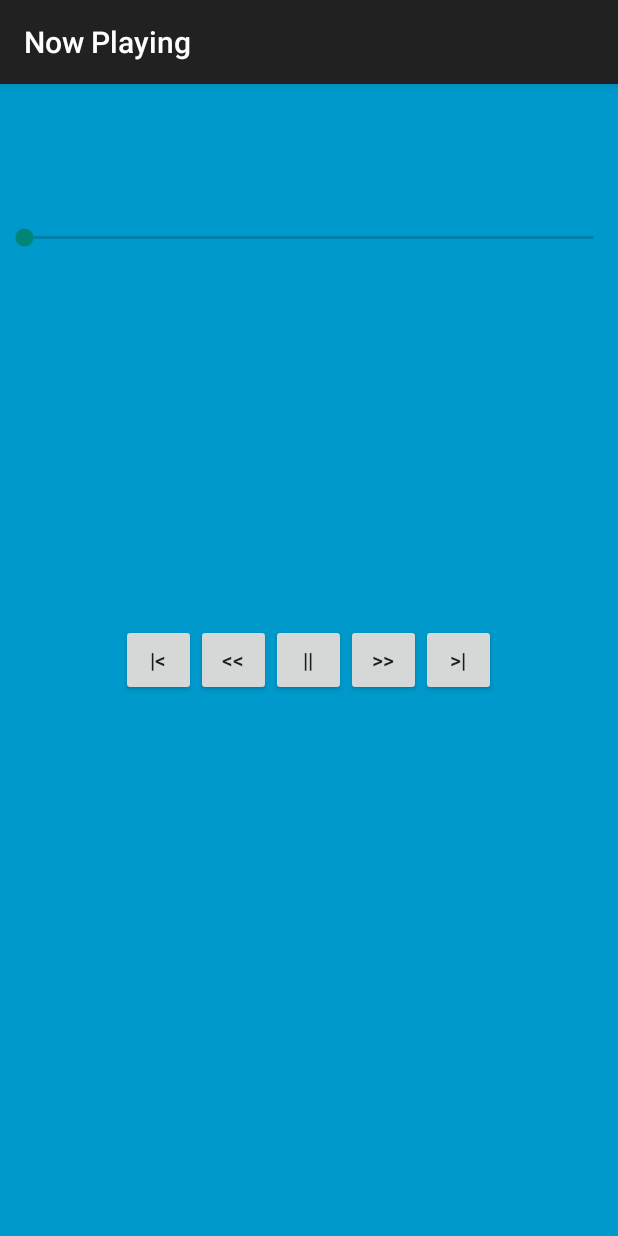
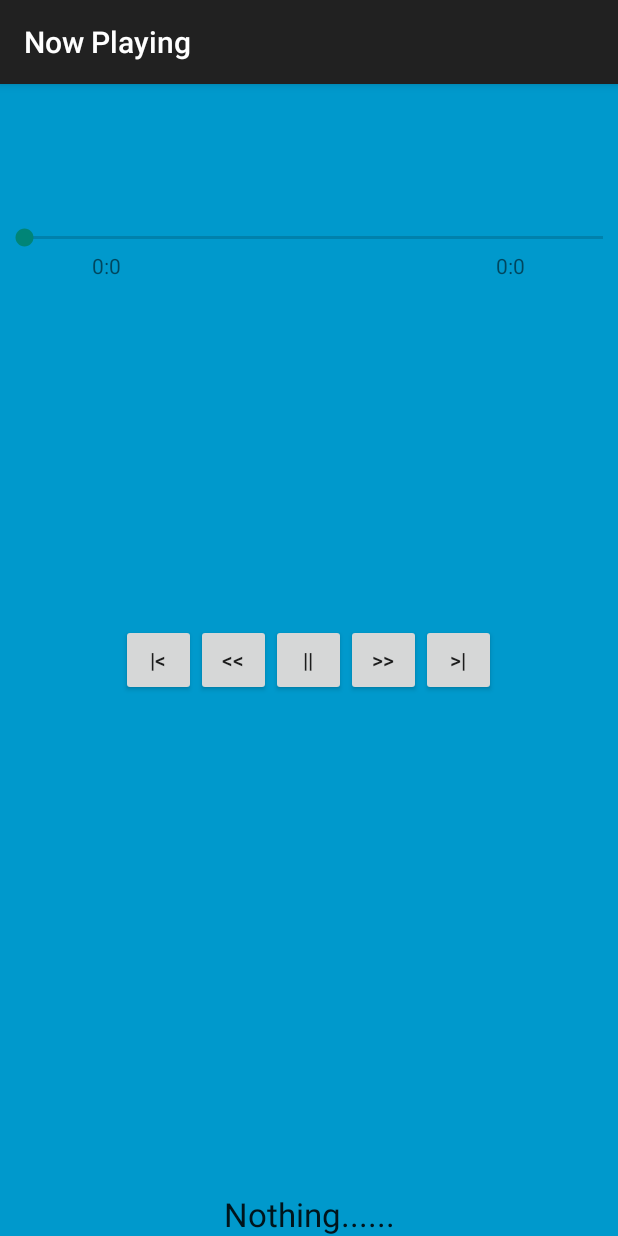
Before and after one commit to mustafiz012/Musician, an Android app: the NowPlaying screen opened directly, with no data from a screen before it, on a phone screen of 412 x 824 dp. Run offline under Robolectric (Android 15) with nearby library versions, the light colour scheme and no system bars; 11 statements that could not run were skipped.

Commit message:
Version 1.0 with some extra bugs for debuger

```diff
--- a/app/src/main/java/musician/kuet/musta/NowPlaying.java
+++ b/app/src/main/java/musician/kuet/musta/NowPlaying.java
@@ -10,19 +10,40 @@ import android.view.View;
 import android.widget.Button;
 import android.widget.SeekBar;
 import android.widget.TextView;
+import android.os.Handler;
 
 import java.io.File;
 import java.util.ArrayList;
+import java.util.concurrent.TimeUnit;
 
 public class NowPlaying extends ActionBarActivity implements View.OnClickListener {
 
 	SeekBar bar;
 	Button preSong, nextSong, leftSeek, rightSeek, playPause;
-	static MediaPlayer player = new MediaPlayer();
+	static MediaPlayer player;
 	ArrayList<File> songs;
 	int position;
 	Uri uri;
 	Thread seekBarUpdating;
+    TextView currentSong, leftDuratoin, rightDuration;
+    private double startTime = 0;
+    private double finalTime = 0;
+    private Handler myHandler = new Handler();
+    public static int oneTimeOnly = 0;
+
+    @Override
+    protected void onDestroy() {
+        super.onDestroy();
+        player.reset();
+        player.release();
+    }
+
+
+    @Override
+    public void onBackPressed() {
+        moveTaskToBack(true);
+    }
+
     @Override
 	protected void onCreate(Bundle savedInstanceState) {
 		super.onCreate(savedInstanceState);
@@ -33,14 +54,21 @@ public class NowPlaying extends ActionBarActivity implements View.OnClickListene
 		seekBarUpdating = new Thread(){
 			@Override
 			public void run() {
-				int totalDuration = player.getDuration();
-				int currentPosition = 0;
-				while (currentPosition < totalDuration){
+				long totalDuration = player.getDuration();
+				long currentPosition = 0;
+				while (currentPosition+100 < totalDuration){
 					try {
-						sleep(700);
+                        //Log.e("duration", ""+currentPosition+"\n"+totalDuration);
+						sleep(100);
 						currentPosition = player.getCurrentPosition();
-						bar.setProgress(currentPosition);
+						bar.setProgress((int) currentPosition);
 					} catch (InterruptedException e) {
+						e.printStackTrace();
+					} catch (IllegalArgumentException e){
+                        e.printStackTrace();
+                    }catch (IllegalAccessError e){
+                        e.printStackTrace();
+                    } catch (IllegalStateException e){
                         e.printStackTrace();
                     }
 				}
@@ -48,8 +76,11 @@ public class NowPlaying extends ActionBarActivity implements View.OnClickListene
 			}
 		};
 
+		player = new MediaPlayer();
+
 		if (player != null){
 			player.stop();
+            player.reset();
 			player.release();
 		}
 		Intent intent = getIntent();
@@ -59,27 +90,96 @@ public class NowPlaying extends ActionBarActivity implements View.OnClickListene
 		uri = Uri.parse(songs.get(position).toString());
 		player = MediaPlayer.create(getApplicationContext(), uri);
 		player.start();
-		bar.setMax(player.getDuration());
+        updateSongInfo();
 		seekBarUpdating.start();
-		if (player.isPlaying())
-			Log.i("Song", "" + songs.get(position).toString());
+
 
 		bar.setOnSeekBarChangeListener(new SeekBar.OnSeekBarChangeListener() {
             @Override
             public void onProgressChanged(SeekBar seekBar, int progress, boolean fromUser) {
-
+               // leftDuratoin.setText((String.valueOf(player.getCurrentPosition() / 1000)));
+               // rightDuration.setText(String.valueOf(player.getDuration() / 1000));
             }
 
             @Override
             public void onStartTrackingTouch(SeekBar seekBar) {
-
+                seekBar.setProgress(0);
             }
 
             @Override
             public void onStopTrackingTouch(SeekBar seekBar) {
                 player.seekTo(seekBar.getProgress());
+
             }
         });
+        player.setOnCompletionListener(new MediaPlayer.OnCompletionListener() {
+            @Override
+            public void onCompletion(MediaPlayer mp) {
+
+                Log.i("test", "here: " + songs.get(position + 1).getName());
+                mp.stop();
+                mp.reset();
+                mp.release();
+                try {
+                    position = (position + 1)%songs.size();
+                    uri = Uri.parse(songs.get(position).toString());
+                    mp = MediaPlayer.create(getApplicationContext(), uri);
+                    mp.start();
+                    Log.i("test", "here: " + songs.get(position).getName());
+                    updateSongInfo();
+                } catch (IllegalArgumentException e){
+                    e.printStackTrace();
+                } catch (IllegalStateException e){
+                    e.printStackTrace();
+                }
+            }
+        });
+
+	}
+    private Runnable UpdateSongTime = new Runnable() {
+        public void run() {
+            try {
+                startTime = player.getCurrentPosition();
+                leftDuratoin.setText(String.format("%d:%d",
+
+                                TimeUnit.MILLISECONDS.toMinutes((long) startTime),
+                                TimeUnit.MILLISECONDS.toSeconds((long) startTime) -
+                                        TimeUnit.MINUTES.toSeconds(TimeUnit.MILLISECONDS.
+                                                toMinutes((long) startTime)))
+                );
+                bar.setProgress((int)startTime);
+                myHandler.postDelayed(this, 100);
+            }catch (IllegalStateException e){
+                e.printStackTrace();
+            }
+        }
+    };
+
+    public void updateSongInfo(){
+        playPause.setText("||");
+        finalTime = player.getDuration();
+        startTime = player.getCurrentPosition();
+        bar.setMax((int) finalTime);
+        bar.setProgress(0);
+        currentSong.setText(""+songs.get(position).getName().replace(".mp3", "").replace(".MP3", "").replace(".wav", "").replace(".WAV", ""));
+
+        //setting player button
+        if (!player.isPlaying()){
+            playPause.setText("|>");
+        }
+
+        rightDuration.setText(String.format("%d:%d",
+                        TimeUnit.MILLISECONDS.toMinutes((long) finalTime),
+                        TimeUnit.MILLISECONDS.toSeconds((long) finalTime) -
+                                TimeUnit.MINUTES.toSeconds(TimeUnit.MILLISECONDS.toMinutes((long) finalTime)))
+        );
+        leftDuratoin.setText(String.format("%d:%d",
+                        TimeUnit.MILLISECONDS.toMinutes((long) startTime),
+                        TimeUnit.MILLISECONDS.toSeconds((long) startTime) -
+                                TimeUnit.MINUTES.toSeconds(TimeUnit.MILLISECONDS.toMinutes((long) startTime)))
+        );
+        //bar.setProgress((int) startTime);
+        myHandler.postDelayed(UpdateSongTime, 100);
     }
 
 	public void initialization(){
@@ -89,6 +189,9 @@ public class NowPlaying extends ActionBarActivity implements View.OnClickListene
 		leftSeek = (Button) findViewById(R.id.leftSeeking);
 		rightSeek = (Button) findViewById(R.id.rightSeeking);
 		playPause = (Button) findViewById(R.id.playPause);
+        currentSong = (TextView) findViewById(R.id.currentSong);
+        leftDuratoin = (TextView) findViewById(R.id.leftDuratoin);
+        rightDuration = (TextView) findViewById(R.id.rightDuration);
 
 		preSong.setOnClickListener(this);
 		nextSong.setOnClickListener(this);
@@ -102,27 +205,42 @@ public class NowPlaying extends ActionBarActivity implements View.OnClickListene
 		int id = v.getId();
 		switch (id){
 			case R.id.playPause:
+				try {
                     if (player.isPlaying()){
                         player.pause();
                         playPause.setText("|>");
                     }else{
                         player.start();
-					playPause.setText("||");
+                        updateSongInfo();
+                    }
+                }catch (IllegalArgumentException e){
+                    e.printStackTrace();
+                } catch (IllegalStateException e){
+                    e.printStackTrace();
                 }
                 break;
 			case R.id.next:
+				try {
                     player.stop();
+                    player.reset();
                     player.release();
                     playPause.setText("*");
                     position = (position + 1)%songs.size();
                     uri = Uri.parse(songs.get(position).toString());
                     player = MediaPlayer.create(getApplicationContext(), uri);
                     player.start();
-				bar.setMax(player.getDuration());
+                    updateSongInfo();
                     playPause.setText("||");
+                } catch (IllegalArgumentException e){
+                    e.printStackTrace();
+                } catch (IllegalStateException e){
+                    e.printStackTrace();
+                }
 				break;
 			case R.id.previous:
+				try {
                     player.stop();
+                    player.reset();
                     player.release();
                     playPause.setText("*");
                     if (position-1 < 0){
@@ -134,15 +252,25 @@ public class NowPlaying extends ActionBarActivity implements View.OnClickListene
                     player = MediaPlayer.create(getApplicationContext(),uri );player.start();
                     playPause.setText("||");
                     player.start();
-				bar.setMax(player.getDuration());
+                    updateSongInfo();
+                } catch (IllegalArgumentException e) {
+                    e.printStackTrace();
+                } catch (IllegalStateException e) {
+                    e.printStackTrace();
+                }
 				break;
 			case R.id.leftSeeking:
-				player.seekTo(player.getCurrentPosition()-5000);
-				player.start();
+				player.seekTo(player.getCurrentPosition() - 5000);
+				//player.start();
 				break;
 			case R.id.rightSeeking:
-				player.seekTo(player.getCurrentPosition()+5000);
-				player.start();
+				try {
+                    player.seekTo(player.getCurrentPosition() + 5000);
+                }catch (IllegalStateException e){
+                    e.printStackTrace();
+                }
+
+                //player.start();
 				break;
 			default:
 
@@ -151,4 +279,5 @@ public class NowPlaying extends ActionBarActivity implements View.OnClickListene
 
 		}
 	}
+
 }
--- a/app/src/main/res/layout/activity_now_playing.xml
+++ b/app/src/main/res/layout/activity_now_playing.xml
@@ -3,7 +3,8 @@
              android:layout_width="match_parent"
              android:layout_height="match_parent"
              android:background="#0099cc"
-             tools:context="musician.kuet.musta.NowPlaying">
+             tools:context="musician.kuet.musta.NowPlaying"
+                android:clickable="true">
 
 
     <Button
@@ -57,5 +58,36 @@
         android:layout_alignParentTop="true"
         android:layout_centerHorizontal="true"
         android:layout_marginTop="93dp"
-        android:indeterminate="false" />
+        android:indeterminate="false"
+        android:paddingRight="10dp"/>
+
+    <TextView
+        android:layout_width="wrap_content"
+        android:layout_height="wrap_content"
+        android:textAppearance="?android:attr/textAppearanceSmall"
+        android:text="0.0"
+        android:id="@+id/rightDuration"
+        android:layout_below="@+id/seekBar"
+        android:layout_toRightOf="@+id/next"
+        android:layout_toEndOf="@+id/next"/>
+
+    <TextView
+        android:layout_width="wrap_content"
+        android:layout_height="wrap_content"
+        android:textAppearance="?android:attr/textAppearanceSmall"
+        android:text="0.0"
+        android:id="@+id/leftDuratoin"
+        android:layout_below="@+id/seekBar"
+        android:layout_toLeftOf="@+id/previous"
+        android:layout_toStartOf="@+id/previous"/>
+
+    <TextView
+        android:layout_width="fill_parent"
+        android:layout_height="wrap_content"
+        android:textAppearance="?android:attr/textAppearanceLarge"
+        android:text="Nothing......"
+        android:id="@+id/currentSong"
+        android:gravity="center"
+        android:layout_alignParentBottom="true"
+        android:layout_centerHorizontal="true"/>
 </RelativeLayout>
--- a/app/src/main/res/layout/song_layout.xml
+++ b/app/src/main/res/layout/song_layout.xml
@@ -3,10 +3,10 @@
     android:layout_width="match_parent"
     android:layout_height="match_parent">
 
-
     <TextView
-        android:layout_width="wrap_content"
+        android:layout_width="match_parent"
         android:layout_height="wrap_content"
+        android:background="@drawable/custom_bg_2"
         android:paddingBottom="5dp"
         android:paddingLeft="5dp"
         android:paddingTop="5dp"
```
Also changed, not shown: app/src/main/java/musician/kuet/musta/Playing.java (+7 -0 lines), app/src/main/res/drawable/custom_bg_22.xml (line endings or trailing spaces). Lines whose indentation alone changed are shown as unchanged.
